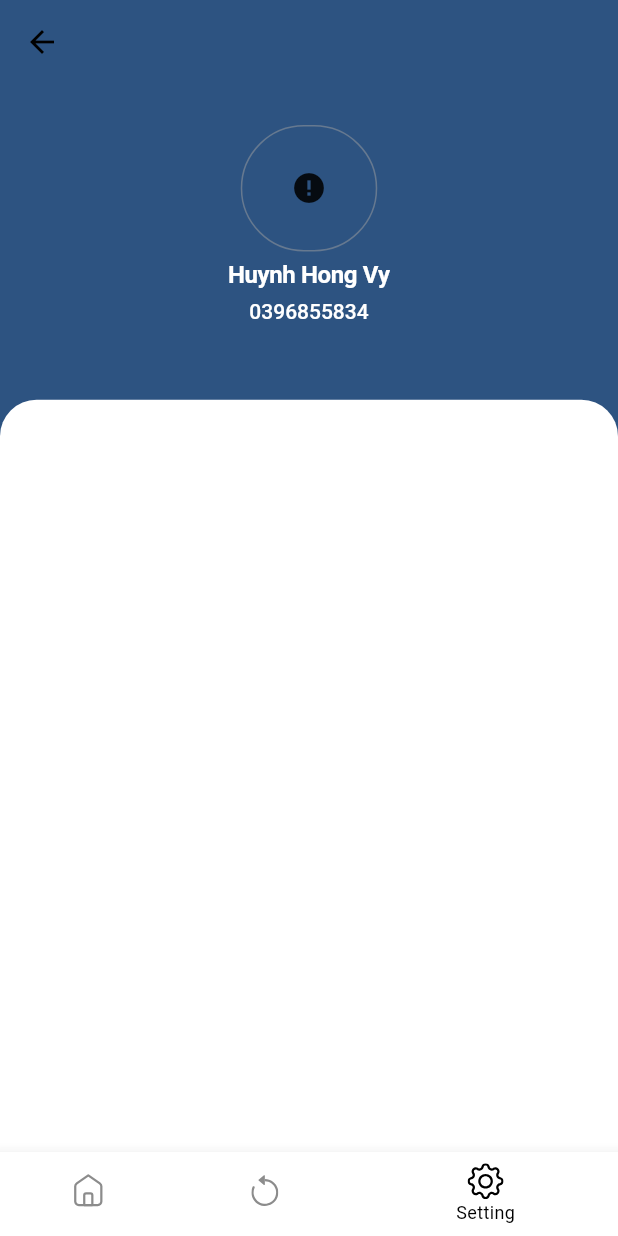
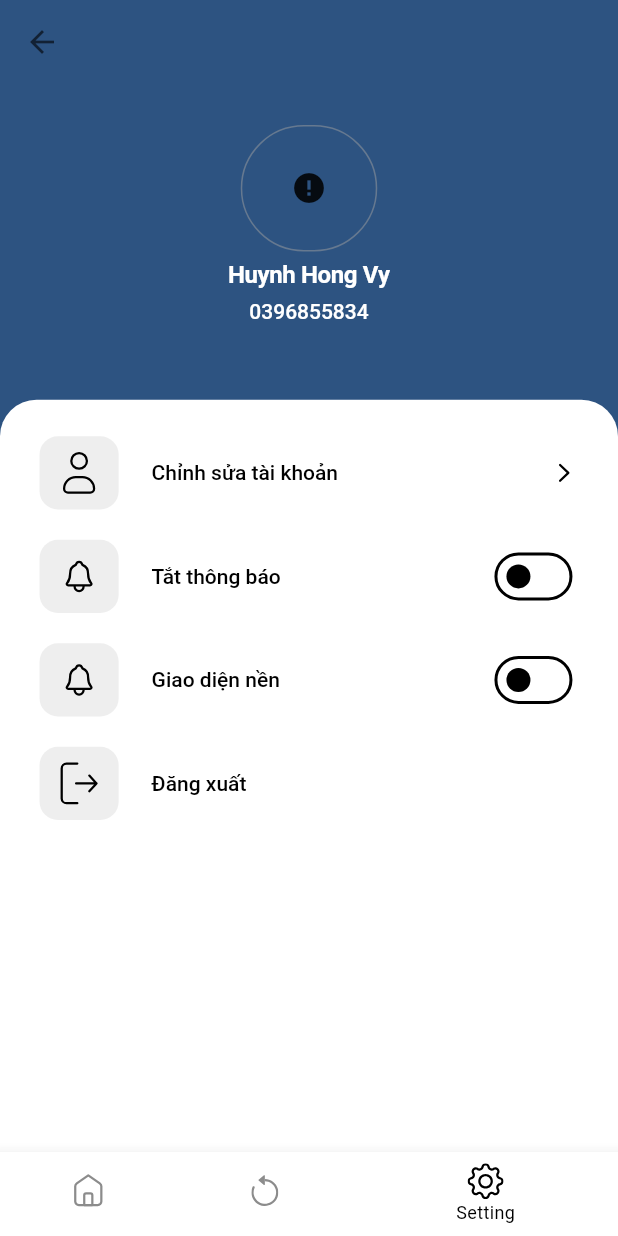
Before and after one commit to vixyninja/fmanager, a Flutter app: the TeacherBottomNavigation screen opened by its route, item 3 of the bottom bar chosen, on a phone screen of 412 x 824 dp. Run offline on Flutter 3.47's test engine with Material 2 defaults, Android fonts, the phone set to English and light mode, and no system bars; drawn by our look-alikes of cached_network_image; our stand-ins replace dio, firebase_auth, firebase_core, firebase_messaging, flutter_local_notifications, flutter_screenutil and 5 more; accounts and stored records are empty; network calls fail.

Commit message:
feat: setting teacher update logic

```diff
--- a/lib/core/routes/routes.dart
+++ b/lib/core/routes/routes.dart
@@ -9,23 +9,26 @@ import 'package:fmanager/views/teacher/teacher_bottom.dart';
 import 'package:fmanager/views/widgets/error_boundary/error_boundary.dart';
 import 'package:get/get.dart';
 
-Route<dynamic>? Function(RouteSettings)? onGenerateRoute =
-    (RouteSettings setting) {
+Route<dynamic>? Function(RouteSettings)? onGenerateRoute = (RouteSettings setting) {
   switch (setting.name) {
     case RouteKeys.teacherBottom:
       return GetPageRoute(
           settings: setting,
           routeName: RouteKeys.teacherBottom,
           page: () => const TeacherBottomNavigation(),
-        binding: TeacherBinding(),
-      );
+          bindings: [
+            AuthBinding(),
+            TeacherBinding(),
+          ]);
     case RouteKeys.managerBottom:
       return GetPageRoute(
           settings: setting,
           routeName: RouteKeys.managerBottom,
           page: () => const ManagerBottomNavigation(),
-        binding: ManagerBinding(),
-      );
+          bindings: [
+            AuthBinding(),
+            ManagerBinding(),
+          ]);
     case RouteKeys.authScreen:
       return GetPageRoute(
         settings: setting,
--- a/lib/core/theme/dark_color.dart
+++ b/lib/core/theme/dark_color.dart
@@ -10,6 +10,10 @@ class DarkColors {
   static const Color backgroundColor = Colors.black;
   static const Color onBackgroundColor = Colors.white;
 
+  // SURFACE
+  static const Color surfaceColor = Colors.grey;
+  static Color onSurfaceColor = Colors.white.withOpacity(0.6);
+
   // SHADOW
   static const Color shadowColor = Colors.grey;
 }
--- a/lib/core/theme/light_color.dart
+++ b/lib/core/theme/light_color.dart
@@ -10,6 +10,10 @@ class LightColors {
   static const Color backgroundColor = Colors.white;
   static const Color onBackgroundColor = Colors.black;
 
+  // SURFACE
+  static const Color surfaceColor = Colors.white;
+  static Color onSurfaceColor = Colors.black.withOpacity(0.6);
+
   // SHADOW
   static const Color shadowColor = Colors.grey;
 }
--- a/lib/core/theme/them.dart
+++ b/lib/core/theme/them.dart
@@ -12,6 +12,8 @@ final ThemeData themeData = ThemeData(
     primary: LightColors.primaryColor,
     secondary: LightColors.secondary,
     onSecondary: LightColors.onSecondary,
+    surface: LightColors.surfaceColor,
+    onSurface: LightColors.onSurfaceColor,
   ),
   iconButtonTheme: const IconButtonThemeData(
     style: ButtonStyle(
@@ -33,6 +35,8 @@ final ThemeData themeDataDark = ThemeData(
     primary: DarkColors.primaryColor,
     secondary: DarkColors.secondary,
     onSecondary: DarkColors.onSecondary,
+    surface: DarkColors.surfaceColor,
+    onSurface: DarkColors.onSurfaceColor,
   ),
   iconButtonTheme: const IconButtonThemeData(
     style: ButtonStyle(
--- a/lib/core/theme/them_logic.dart
+++ b/lib/core/theme/them_logic.dart
@@ -10,7 +10,7 @@ class ThemeLogic extends GetxController {
   @override
   void onInit() {
     super.onInit();
-    setThemeState('light');
+    // setThemeState('light');
     getThemeState();
   }
 
--- a/lib/utils/asset_manager.dart
+++ b/lib/utils/asset_manager.dart
@@ -49,6 +49,7 @@ class IconManager {
   static const String icUser = 'teacher/ic_user.svg';
   static const String icEarth = 'teacher/ic_earth.svg';
   static const String icFeed = 'teacher/ic_feed.svg';
+  static const String icNotification = 'teacher/ic_notification.svg';
   // Common icon
   static const String notificationIcon = 'common/ic_notification.svg';
   static const String editIcon = 'common/ic_edit.svg';
--- a/lib/views/manager/home/home/manager_home_view.dart
+++ b/lib/views/manager/home/home/manager_home_view.dart
@@ -1,5 +1,4 @@
 import 'package:flutter/material.dart';
-import 'package:fmanager/core/theme/colors.dart';
 import 'package:fmanager/views/authentication/auth_logic.dart';
 import 'package:fmanager/views/manager/home/home/manager_home_logic.dart';
 import 'package:fmanager/views/manager/home/home/utils/constants.dart';
@@ -18,7 +17,7 @@ class ManagerHomeView extends GetView<ManagerHomeLogic> {
       body: Container(
         width: double.infinity,
         height: double.infinity,
-        decoration: const BoxDecoration(color: AppColors.primary),
+        decoration: const BoxDecoration(color: Colors.white),
         child: Column(
           children: <Widget>[
             _buildHeaderContent(),
--- a/lib/views/manager/manager_bottom.dart
+++ b/lib/views/manager/manager_bottom.dart
@@ -32,7 +32,7 @@ class _ManagerBottomNavigationState extends State<ManagerBottomNavigation> {
               ),
               activeIcon: SvgPicture.asset(
                 screen['icon'] as String,
-                color: theme.primaryColor,
+                colorFilter: ColorFilter.mode(theme.colorScheme.primary, BlendMode.srcIn),
               ),
               tooltip: screen['label'] as String,
               backgroundColor: theme.colorScheme.background,
--- a/lib/views/teacher/setting/setting/teacher_setting_logic.dart
+++ b/lib/views/teacher/setting/setting/teacher_setting_logic.dart
@@ -1,3 +1,9 @@
 import 'package:get/get.dart';
 
-class TeacherSettingLogic extends GetxController {}
+class TeacherSettingLogic extends GetxController {
+  RxBool onNotification = false.obs;
+
+  void changeNotification(bool value) {
+    onNotification.value = value;
+  }
+}
--- a/lib/views/teacher/setting/setting/teacher_setting_view.dart
+++ b/lib/views/teacher/setting/setting/teacher_setting_view.dart
@@ -1,6 +1,11 @@
 import 'package:flutter/material.dart';
 import 'package:flutter_screenutil/flutter_screenutil.dart';
+import 'package:flutter_svg/flutter_svg.dart';
+import 'package:fmanager/core/theme/them_logic.dart';
+import 'package:fmanager/utils/asset_manager.dart';
+import 'package:fmanager/views/authentication/auth_logic.dart';
 import 'package:fmanager/views/teacher/setting/setting/teacher_setting_logic.dart';
+import 'package:fmanager/views/teacher/setting/setting/widgets/widgets.dart';
 import 'package:fmanager/views/widgets/widget.dart';
 import 'package:get/get.dart';
 
@@ -8,6 +13,7 @@ class TeacherSettingView extends GetView<TeacherSettingLogic> {
   TeacherSettingView({Key? key}) : super(key: key);
 
   final TeacherSettingLogic teacherLogic = Get.find<TeacherSettingLogic>();
+  final AuthLogic authLogic = Get.find<AuthLogic>();
 
   @override
   Widget build(BuildContext context) {
@@ -57,6 +63,59 @@ class TeacherSettingView extends GetView<TeacherSettingLogic> {
                       color: themeData.colorScheme.background,
                     ),
                     width: MediaQuery.of(context).size.width,
+                    padding: EdgeInsets.only(top: 24.h, left: 24.w, right: 24.w),
+                    child: Column(
+                      mainAxisAlignment: MainAxisAlignment.start,
+                      crossAxisAlignment: CrossAxisAlignment.start,
+                      mainAxisSize: MainAxisSize.max,
+                      children: [
+                        ItemSetting(
+                          title: 'Chỉnh sửa tài khoản',
+                          onTap: () {},
+                          suffixIcon: SvgPicture.asset(AssetManager.getIconPath(IconManager.icUser)),
+                          prefixIcon: SvgPicture.asset(AssetManager.getIconPath(IconManager.icNext)),
+                        ),
+                        20.verticalSpace,
+                        ItemSetting(
+                            title: 'Tắt thông báo',
+                            onTap: () => controller.changeNotification(!controller.onNotification.value),
+                            suffixIcon: SvgPicture.asset(AssetManager.getIconPath(IconManager.icNotification)),
+                            prefixIcon: Obx(() => Switch(
+                                  value: controller.onNotification.value,
+                                  onChanged: (value) {
+                                    controller.changeNotification(value);
+                                  },
+                                  activeColor: themeData.colorScheme.secondary,
+                                  activeTrackColor: themeData.colorScheme.secondary.withOpacity(0.5),
+                                ))),
+                        20.verticalSpace,
+                        GetBuilder<ThemeLogic>(
+                          builder: (controller) {
+                            return ItemSetting(
+                              title: 'Giao diện nền',
+                              suffixIcon: SvgPicture.asset(AssetManager.getIconPath(IconManager.icNotification)),
+                              prefixIcon: Switch(
+                                value: controller.theme == 'dark',
+                                onChanged: (value) {
+                                  controller.setThemeState(value ? 'dark' : 'light');
+                                },
+                                activeColor: themeData.colorScheme.secondary,
+                                activeTrackColor: themeData.colorScheme.secondary.withOpacity(0.5),
+                              ),
+                              onTap: () => controller.setThemeState(controller.theme == 'dark' ? 'light' : 'dark'),
+                            );
+                          },
+                        ),
+                        20.verticalSpace,
+                        ItemSetting(
+                          title: 'Đăng xuất',
+                          onTap: () => authLogic.signOutGoogle(),
+                          suffixIcon: SvgPicture.asset(
+                            AssetManager.getIconPath(IconManager.icLogout),
+                          ),
+                        ),
+                      ],
+                    ),
                   ),
                 )
               ],
--- /dev/null
+++ b/lib/views/teacher/setting/setting/widgets/item_setting.dart
@@ -0,0 +1,71 @@
+import 'package:flutter/material.dart';
+import 'package:flutter_screenutil/flutter_screenutil.dart';
+
+class ItemSetting extends StatelessWidget {
+  const ItemSetting({
+    Key? key,
+    required this.title,
+    required this.onTap,
+    this.prefixIcon,
+    this.suffixIcon,
+  }) : super(key: key);
+
+  final String title;
+  final VoidCallback onTap;
+  final Widget? prefixIcon;
+  final Widget? suffixIcon;
+
+  Widget _buildPrefixIcon() {
+    if (prefixIcon == null) {
+      return Container();
+    }
+    return prefixIcon!;
+  }
+
+  Widget _buildSuffixIcon() {
+    return Container(
+      width: 48.w,
+      height: 48.h,
+      decoration: BoxDecoration(
+        color: Colors.grey.shade200,
+        borderRadius: BorderRadius.circular(12.r),
+      ),
+      child: Center(
+        child: suffixIcon ?? const Icon(Icons.arrow_forward_ios),
+      ),
+    );
+  }
+
+  @override
+  Widget build(BuildContext context) {
+    final ThemeData themeData = Theme.of(context);
+    return Material(
+      color: Colors.transparent,
+      child: InkWell(
+        onTap: onTap,
+        borderRadius: BorderRadius.circular(12.r),
+        highlightColor: themeData.colorScheme.primary.withOpacity(0.1),
+        splashColor: themeData.colorScheme.primary.withOpacity(0.1),
+        child: Container(
+          decoration: BoxDecoration(
+            borderRadius: BorderRadius.circular(12.r),
+          ),
+          child: Row(
+            children: [
+              _buildSuffixIcon(),
+              20.horizontalSpace,
+              Text(
+                title,
+                style: themeData.textTheme.displayMedium!.copyWith(
+                  color: themeData.colorScheme.primary,
+                ),
+              ),
+              const Spacer(),
+              _buildPrefixIcon()
+            ],
+          ),
+        ),
+      ),
+    );
+  }
+}
--- /dev/null
+++ b/lib/views/teacher/setting/setting/widgets/widgets.dart
@@ -0,0 +1 @@
+export 'item_setting.dart';
--- a/lib/views/teacher/teacher_bottom.dart
+++ b/lib/views/teacher/teacher_bottom.dart
@@ -32,7 +32,7 @@ class _TeacherBottomNavigationState extends State<TeacherBottomNavigation> {
               ),
               activeIcon: SvgPicture.asset(
                 screen['icon'] as String,
-                color: theme.primaryColor,
+                colorFilter: ColorFilter.mode(theme.colorScheme.primary, BlendMode.srcIn),
               ),
               tooltip: screen['label'] as String,
               backgroundColor: theme.colorScheme.background,
--- a/lib/views/widgets/feature_button/feature_button.dart
+++ b/lib/views/widgets/feature_button/feature_button.dart
@@ -25,7 +25,7 @@ class FeatureButton extends StatelessWidget {
       type: MaterialType.card,
       surfaceTintColor: Colors.transparent,
       animationDuration: const Duration(milliseconds: 400),
-      color: Colors.grey.shade200,
+      color: themeData.colorScheme.surface,
       clipBehavior: Clip.antiAliasWithSaveLayer,
       child: InkWell(
         onTap: onPressed,
```
Also changed, not shown: assets/icons/teacher/ic_edit.svg, assets/icons/teacher/ic_notification.svg (added). Lines whose indentation alone changed are shown as unchanged.
